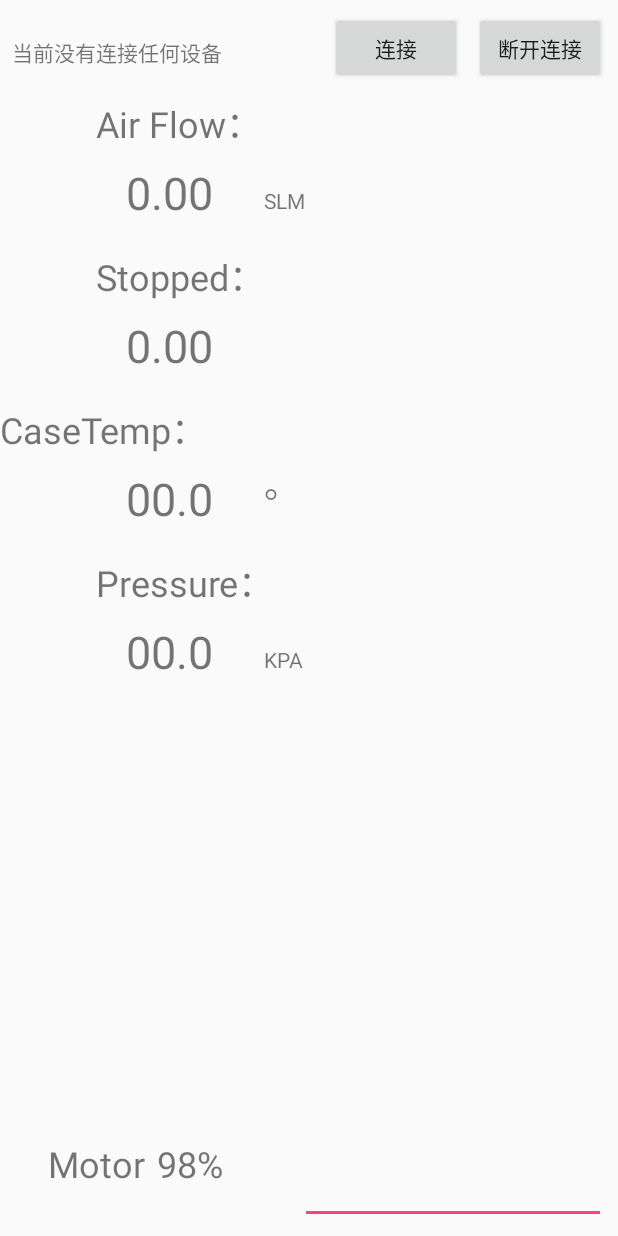
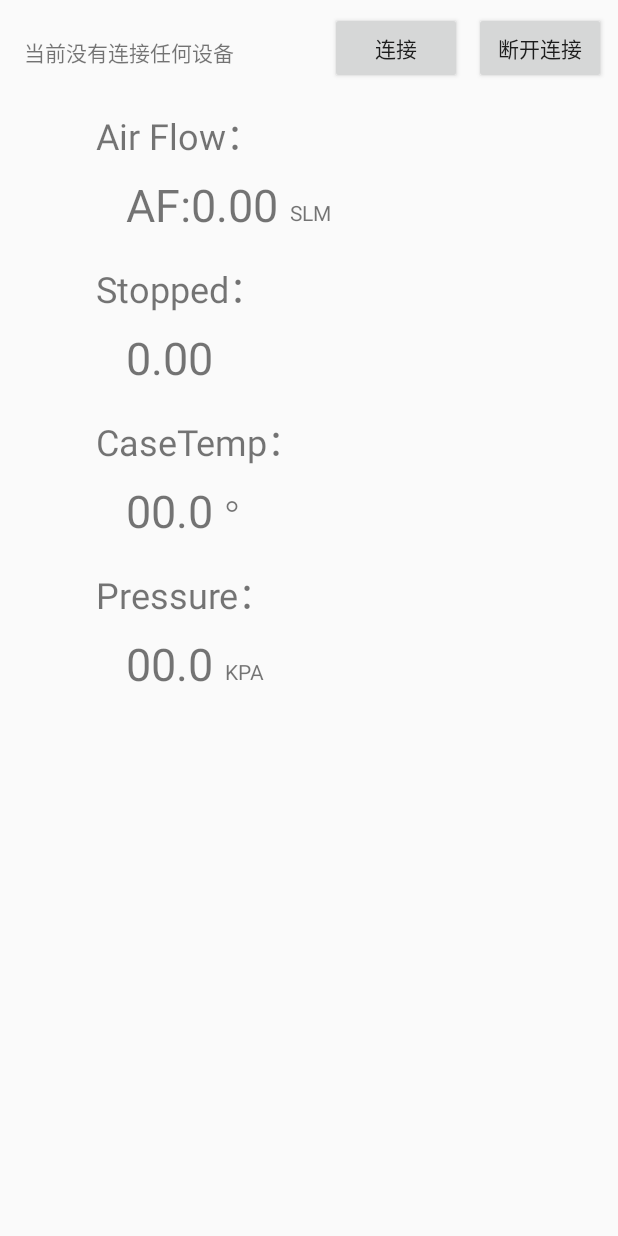
Before and after one commit to NnnLillian/Android-BlueTooth, an Android app: the screen it shows after launch (MainActivity), on a phone screen of 412 x 824 dp. Run offline under Robolectric (Android 15) with nearby library versions, the phone set to English and light mode, and no system bars.

Commit message:
BlueTooth get data(RealTime)

```diff
--- a/app/src/main/java/august/com/test/MainActivity.java
+++ b/app/src/main/java/august/com/test/MainActivity.java
@@ -57,7 +57,10 @@ public class MainActivity extends Activity {
 
     //接收到的字符串
     String ReceiveData="";
-    String times,pressure,tempreture,flow;
+    String times="";
+    String pressure="";
+    String tempretures="";
+    String flow="";
 
     MyHandler handler;
 
@@ -135,7 +138,7 @@ public class MainActivity extends Activity {
     public void Init()
     {
         statusLabel=(TextView)this.findViewById(R.id.textView1);
-        T=(TextView)this.findViewById(R.id.stoppedTime);
+        T=(TextView) this.findViewById(R.id.stoppedTime);
         AP=(TextView)this.findViewById(R.id.press);
         Tc=(TextView)this.findViewById(R.id.degree);
         AF=(TextView)this.findViewById(R.id.flowData);
@@ -143,7 +146,7 @@ public class MainActivity extends Activity {
 //        btnSend=(Button)this.findViewById(R.id.button2);
         btnQuit=(Button)this.findViewById(R.id.button3);
 //        etSend=(EditText)this.findViewById(R.id.editText1);
-        etReceived=(EditText)this.findViewById(R.id.editText2);
+//        etReceived=(EditText)this.findViewById(R.id.editText2);
     }
 
     public void InitBluetooth()
@@ -210,7 +213,7 @@ public class MainActivity extends Activity {
             }
 
 
-            return "蓝牙连接正常,Socket 创建成功";
+            return "蓝牙连接正常";
         }
 
         @Override    //这个方法是在主线程中运行的，所以可以更新界面
@@ -332,17 +335,18 @@ public class MainActivity extends Activity {
                 newbuff[j]=buff[j];
             }
 
-            ReceiveData=ReceiveData+new String(newbuff);
+//            ReceiveData=ReceiveData+new String(newbuff);
+            ReceiveData=new String(newbuff);
             String line[]=ReceiveData.split("\n");
             ReceiveData = line[0];
             String item[]=ReceiveData.split(" ");
             Log.e("item",item[1]);
 //            Log.e("item3",item[3]);
-//            times = item[1];
-            ReceiveData = item[1];
+            times = item[1];
+//            ReceiveData = item[1];
             pressure = item[3];
-            tempreture = item[5];
-//            flow = item[7];
+            tempretures = item[5];
+            flow = item[6];
             Log.e("Data",ReceiveData);
 //			System.out.println("result :"+ReceiveData);
             Message msg=Message.obtain();
@@ -363,11 +367,11 @@ public class MainActivity extends Activity {
 
             switch(msg.what){
                 case 1:
-                    etReceived.setText(ReceiveData);
-//                    T.setText(times);
-//                    AP.setText(pressure);
-//                    Tc.setText(tempreture);
-//                    AF.setText(flow);
+//                    etReceived.setText(ReceiveData);
+                    T.setText(times);
+                    AP.setText(pressure);
+                    Tc.setText(tempretures);
+                    AF.setText(flow);
                     break;
             }
         }
--- a/app/src/main/res/layout/activity_main.xml
+++ b/app/src/main/res/layout/activity_main.xml
@@ -15,7 +15,7 @@
         android:layout_height="wrap_content"
         android:layout_marginLeft="64dp"
         android:layout_marginStart="64dp"
-        android:layout_marginTop="64dp"
+        android:layout_marginTop="72dp"
         android:text="Air Flow："
         android:textSize="24sp"
         app:layout_constraintStart_toStartOf="parent"
@@ -37,11 +37,13 @@
         android:id="@+id/temperature"
         android:layout_width="wrap_content"
         android:layout_height="wrap_content"
+        android:layout_marginLeft="64dp"
+        android:layout_marginStart="64dp"
         android:layout_marginTop="16dp"
         android:text="CaseTemp："
         android:textSize="24sp"
-        app:layout_constraintTop_toBottomOf="@+id/stoppedTime"
-        tools:layout_editor_absoluteX="64dp" />
+        app:layout_constraintStart_toStartOf="parent"
+        app:layout_constraintTop_toBottomOf="@+id/stoppedTime" />
 
     <TextView
         android:id="@+id/pressure"
@@ -57,7 +59,7 @@
 
     <TextView
         android:id="@+id/degree"
-        android:layout_width="84dp"
+        android:layout_width="wrap_content"
         android:layout_height="42dp"
         android:layout_marginLeft="84dp"
         android:layout_marginStart="84dp"
@@ -69,7 +71,7 @@
 
     <TextView
         android:id="@+id/stoppedTime"
-        android:layout_width="84dp"
+        android:layout_width="wrap_content"
         android:layout_height="42dp"
         android:layout_marginLeft="84dp"
         android:layout_marginStart="84dp"
@@ -81,7 +83,7 @@
 
     <TextView
         android:id="@+id/press"
-        android:layout_width="84dp"
+        android:layout_width="wrap_content"
         android:layout_height="42dp"
         android:layout_marginLeft="84dp"
         android:layout_marginStart="84dp"
@@ -93,12 +95,12 @@
 
     <TextView
         android:id="@+id/flowData"
-        android:layout_width="84dp"
+        android:layout_width="wrap_content"
         android:layout_height="42dp"
         android:layout_marginLeft="84dp"
         android:layout_marginStart="84dp"
         android:layout_marginTop="8dp"
-        android:text="0.00"
+        android:text="AF:0.00"
         android:textSize="30sp"
         app:layout_constraintStart_toStartOf="parent"
         app:layout_constraintTop_toBottomOf="@+id/flow" />
@@ -136,29 +138,29 @@
         app:layout_constraintStart_toEndOf="@+id/press"
         app:layout_constraintTop_toBottomOf="@+id/pressure" />
 
-    <TextView
-        android:id="@+id/motor"
-        android:layout_width="wrap_content"
-        android:layout_height="wrap_content"
-        android:layout_marginBottom="32dp"
-        android:layout_marginLeft="32dp"
-        android:layout_marginStart="32dp"
-        android:text="Motor"
-        android:textSize="24sp"
-        app:layout_constraintBottom_toBottomOf="parent"
-        app:layout_constraintStart_toStartOf="parent" />
+    <!--<TextView-->
+        <!--android:id="@+id/motor"-->
+        <!--android:layout_width="wrap_content"-->
+        <!--android:layout_height="wrap_content"-->
+        <!--android:layout_marginBottom="32dp"-->
+        <!--android:layout_marginLeft="32dp"-->
+        <!--android:layout_marginStart="32dp"-->
+        <!--android:text="Motor"-->
+        <!--android:textSize="24sp"-->
+        <!--app:layout_constraintBottom_toBottomOf="parent"-->
+        <!--app:layout_constraintStart_toStartOf="parent" />-->
 
-    <TextView
-        android:id="@+id/percent"
-        android:layout_width="wrap_content"
-        android:layout_height="wrap_content"
-        android:layout_marginBottom="32dp"
-        android:layout_marginLeft="8dp"
-        android:layout_marginStart="8dp"
-        android:text="98%"
-        android:textSize="24sp"
-        app:layout_constraintBottom_toBottomOf="parent"
-        app:layout_constraintStart_toEndOf="@+id/motor" />
+    <!--<TextView-->
+        <!--android:id="@+id/percent"-->
+        <!--android:layout_width="wrap_content"-->
+        <!--android:layout_height="wrap_content"-->
+        <!--android:layout_marginBottom="32dp"-->
+        <!--android:layout_marginLeft="8dp"-->
+        <!--android:layout_marginStart="8dp"-->
+        <!--android:text="98%"-->
+        <!--android:textSize="24sp"-->
+        <!--app:layout_constraintBottom_toBottomOf="parent"-->
+        <!--app:layout_constraintStart_toEndOf="@+id/motor" />-->
 
     <Button
         android:id="@+id/button1"
@@ -175,8 +177,8 @@
         android:id="@+id/textView1"
         android:layout_width="wrap_content"
         android:layout_height="wrap_content"
-        android:layout_marginLeft="8dp"
-        android:layout_marginStart="8dp"
+        android:layout_marginLeft="16dp"
+        android:layout_marginStart="16dp"
         android:layout_marginTop="24dp"
         android:text="当前没有连接任何设备"
         app:layout_constraintStart_toStartOf="parent"
@@ -215,21 +217,22 @@
         <!--app:layout_constraintBottom_toBottomOf="parent"-->
         <!--app:layout_constraintStart_toStartOf="parent" />-->
 
-    <EditText
-        android:id="@+id/editText2"
-        android:layout_width="0dp"
-        android:layout_height="0dp"
-        android:layout_marginBottom="8dp"
-        android:layout_marginEnd="8dp"
-        android:layout_marginLeft="200dp"
-        android:layout_marginRight="8dp"
-        android:layout_marginStart="200dp"
-        android:layout_marginTop="16dp"
-        android:ems="10"
-        android:inputType="textMultiLine"
-        app:layout_constraintBottom_toBottomOf="parent"
-        app:layout_constraintEnd_toEndOf="parent"
-        app:layout_constraintStart_toStartOf="parent"
-        app:layout_constraintTop_toBottomOf="@+id/textView1" />
+    <!--<EditText-->
+        <!--android:id="@+id/stoppedTime"-->
+        <!--android:layout_width="wrap_content"-->
+        <!--android:layout_height="wrap_content"-->
+        <!--android:layout_marginBottom="8dp"-->
+        <!--android:layout_marginEnd="8dp"-->
+        <!--android:layout_marginLeft="16dp"-->
+        <!--android:layout_marginRight="8dp"-->
+        <!--android:layout_marginStart="16dp"-->
+        <!--android:layout_marginTop="16dp"-->
+        <!--android:ems="10"-->
+        <!--android:inputType="textMultiLine"-->
+        <!--app:layout_constraintBottom_toBottomOf="parent"-->
+        <!--app:layout_constraintEnd_toEndOf="parent"-->
+        <!--app:layout_constraintStart_toStartOf="parent"-->
+        <!--app:layout_constraintTop_toBottomOf="@+id/textView1"-->
+        <!--app:layout_constraintVertical_bias="0.38" />-->
 
 </android.support.constraint.ConstraintLayout>
```
